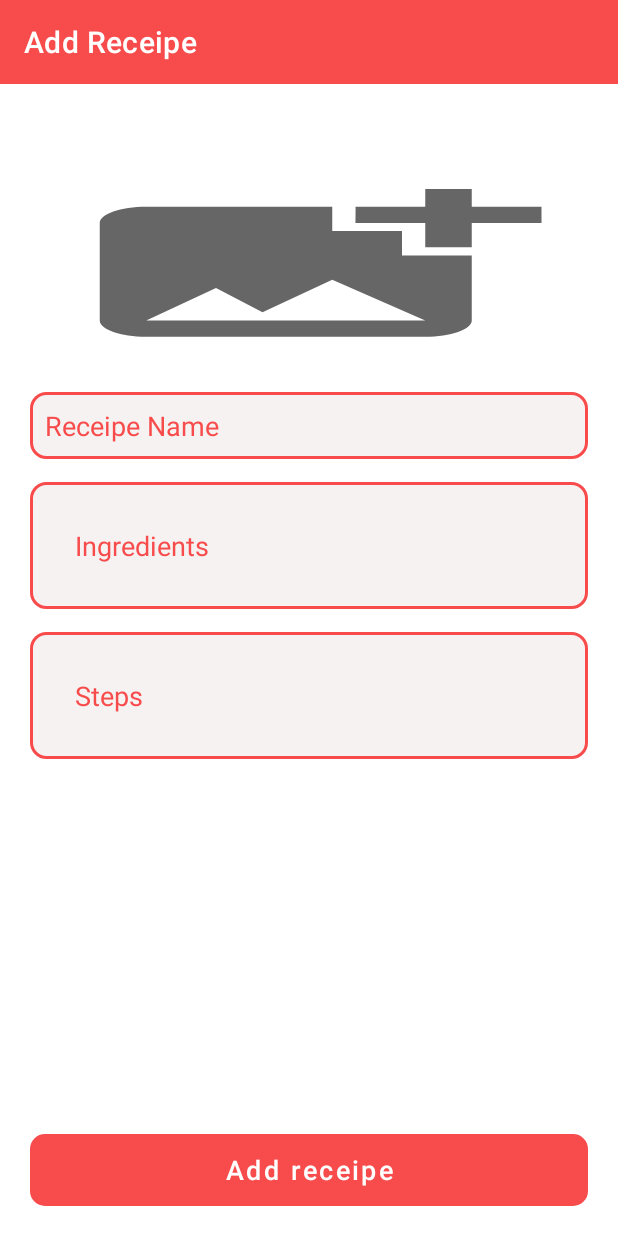
After one commit to rizalfadiaalfikri/Receipe-Food-App, an Android app: the AddReceipeActivity screen opened directly, with no data from a screen before it, on a phone screen of 412 x 824 dp. The commit adds this screen. Run offline under Robolectric (Android 15) with nearby library versions, the phone set to English and light mode, and no system bars.

Commit message:
AddReceipeActivity and save data to database

```diff
--- a/app/src/main/AndroidManifest.xml
+++ b/app/src/main/AndroidManifest.xml
@@ -2,7 +2,7 @@
 <manifest xmlns:android="http://schemas.android.com/apk/res/android"
     package="com.rizalfadiaalfikri.receipefood">
 
-    <uses-permission android:name="android.permission.INTERNET"/>
+    <uses-permission android:name="android.permission.INTERNET" />
 
     <application
         android:allowBackup="true"
@@ -13,7 +13,8 @@
         android:roundIcon="@mipmap/ic_launcher_round"
         android:supportsRtl="true"
         android:theme="@style/Theme.ReceipeFood">
-        <activity android:name=".Screens.Home.HomeActivity"></activity>
+        <activity android:name=".Screens.Form.AddReceipeActivity" android:parentActivityName=".Screens.Home.HomeActivity"></activity>
+        <activity android:name=".Screens.Home.HomeActivity" />
         <activity android:name=".Screens.SigninSignup.SignUpActivity" />
         <activity android:name=".Screens.SigninSignup.SignInActivity" />
         <activity android:name=".MainActivity" />
--- /dev/null
+++ b/app/src/main/java/com/rizalfadiaalfikri/receipefood/Screens/Form/AddReceipeActivity.java
@@ -0,0 +1,113 @@
+package com.rizalfadiaalfikri.receipefood.Screens.Form;
+
+import androidx.appcompat.app.AlertDialog;
+import androidx.appcompat.app.AppCompatActivity;
+import androidx.appcompat.widget.Toolbar;
+
+import android.app.ProgressDialog;
+import android.content.Intent;
+import android.os.Bundle;
+import android.util.Log;
+import android.view.View;
+import android.widget.Button;
+import android.widget.EditText;
+import android.widget.ProgressBar;
+import android.widget.Toast;
+
+import com.rizalfadiaalfikri.receipefood.R;
+import com.rizalfadiaalfikri.receipefood.Utils.Model.Receipes;
+import com.rizalfadiaalfikri.receipefood.Utils.RetrofitApi.ApiClient;
+import com.rizalfadiaalfikri.receipefood.Utils.RetrofitApi.ApiInterface;
+import com.rizalfadiaalfikri.receipefood.Utils.Session.SessionManager;
+
+import retrofit2.Call;
+import retrofit2.Callback;
+import retrofit2.Response;
+
+public class AddReceipeActivity extends AppCompatActivity {
+    private Toolbar mToolbar;
+
+    EditText ed_receipe_name, ed_receipe_ingredients, ed_receipe_steps;
+    Button btn_add_receipe;
+
+    SessionManager sessionManager;
+    ApiInterface apiInterface;
+
+    @Override
+    protected void onCreate(Bundle savedInstanceState) {
+        super.onCreate(savedInstanceState);
+        setContentView(R.layout.activity_add_receipe);
+
+        apiInterface = ApiClient.getClientApi().create(ApiInterface.class);
+        sessionManager = new SessionManager(getApplicationContext());
+
+        mToolbar = findViewById(R.id.toolbar);
+        setSupportActionBar(mToolbar);
+
+        initializefields();
+
+    }
+
+    private void initializefields() {
+
+        ed_receipe_name = findViewById(R.id.ed_receipe_name);
+        ed_receipe_ingredients = findViewById(R.id.ed_receipe_ingredients);
+        ed_receipe_steps = findViewById(R.id.ed_receipe_steps);
+        btn_add_receipe = findViewById(R.id.btn_add_receipe);
+
+        btn_add_receipe.setOnClickListener(new View.OnClickListener() {
+            @Override
+            public void onClick(View view) {
+                addNewReceipe();
+            }
+        });
+
+    }
+
+    private void addNewReceipe() {
+        String user_id = sessionManager.getUserId();
+        String receipe_name = ed_receipe_name.getText().toString();
+        String receipe_ingredients = ed_receipe_ingredients.getText().toString();
+        String receipe_steps = ed_receipe_steps.getText().toString();
+
+        Log.d("USERS", user_id);
+
+
+        if (receipe_name.isEmpty()) {
+            ed_receipe_name.setError("Please required name");
+        } else if (receipe_ingredients.isEmpty()) {
+            ed_receipe_ingredients.setError("Please required ingredients");
+        } else if (receipe_steps.isEmpty()) {
+            ed_receipe_steps.setError("Please required steps");
+        } else {
+            ProgressDialog dialog = new ProgressDialog(AddReceipeActivity.this);
+            dialog.setTitle("Adding new receipes ......");
+            dialog.setMessage("please wait");
+            dialog.setCanceledOnTouchOutside(false);
+            dialog.show();
+
+            Call<Receipes> call = apiInterface.addReceipes(Integer.parseInt(user_id), receipe_name, receipe_ingredients, receipe_steps);
+            call.enqueue(new Callback<Receipes>() {
+                @Override
+                public void onResponse(Call<Receipes> call, Response<Receipes> response) {
+                    if (response.body().getResponse().equals("ok")) {
+                        Toast.makeText(AddReceipeActivity.this, "Add new receipe is successfull", Toast.LENGTH_SHORT).show();
+                        Log.d("RECEIPE", "SUCCESSFULL");
+                        dialog.dismiss();
+                    } else if (response.body().getResponse().equals("failed")) {
+                        Toast.makeText(AddReceipeActivity.this, "Add new recipe is failed", Toast.LENGTH_SHORT).show();
+                        Log.d("RECEIPE", "FAILED");
+                        dialog.dismiss();
+                    }
+                }
+
+                @Override
+                public void onFailure(Call<Receipes> call, Throwable t) {
+
+                }
+            });
+        }
+
+
+    }
+}
--- a/app/src/main/java/com/rizalfadiaalfikri/receipefood/Utils/RetrofitApi/ApiInterface.java
+++ b/app/src/main/java/com/rizalfadiaalfikri/receipefood/Utils/RetrofitApi/ApiInterface.java
@@ -1,4 +1,6 @@
 package com.rizalfadiaalfikri.receipefood.Utils.RetrofitApi;
+
+import com.rizalfadiaalfikri.receipefood.Utils.Model.Receipes;
 
 import retrofit2.Call;
 import retrofit2.http.Field;
@@ -28,4 +30,19 @@ public interface ApiInterface {
             @Field("user_id") int user_id
     );
 
+    @FormUrlEncoded
+    @POST("update_profile.php")
+    Call<Users> updateProfile(
+            @Field("user_name") String user_name
+    );
+
+    @FormUrlEncoded
+    @POST("add_receipes.php")
+    Call<Receipes> addReceipes(
+            @Field("users_id") int user_id,
+            @Field("receipe_name") String receipe_name,
+            @Field("receipe_ingredients") String receipe_ingredients,
+            @Field("receipe_steps") String receipe_stpes
+    );
+
 }
--- /dev/null
+++ b/app/src/main/res/drawable/ic_baseline_add_24.xml
@@ -0,0 +1,5 @@
+<vector android:height="24dp" android:tint="#FFFFFF"
+    android:viewportHeight="24" android:viewportWidth="24"
+    android:width="24dp" xmlns:android="http://schemas.android.com/apk/res/android">
+    <path android:fillColor="@android:color/white" android:pathData="M19,13h-6v6h-2v-6H5v-2h6V5h2v6h6v2z"/>
+</vector>
--- /dev/null
+++ b/app/src/main/res/drawable/ic_baseline_add_photo_alternate_24.xml
@@ -0,0 +1,10 @@
+<vector xmlns:android="http://schemas.android.com/apk/res/android"
+    android:width="200dp"
+    android:height="70dp"
+    android:viewportWidth="24"
+    android:viewportHeight="24"
+    android:tint="?attr/colorControlNormal">
+  <path
+      android:fillColor="@android:color/white"
+      android:pathData="M19,7v2.99s-1.99,0.01 -2,0L17,7h-3s0.01,-1.99 0,-2h3L17,2h2v3h3v2h-3zM16,11L16,8h-3L13,5L5,5c-1.1,0 -2,0.9 -2,2v12c0,1.1 0.9,2 2,2h12c1.1,0 2,-0.9 2,-2v-8h-3zM5,19l3,-4 2,3 3,-4 4,5L5,19z"/>
+</vector>
--- /dev/null
+++ b/app/src/main/res/layout/activity_add_receipe.xml
@@ -0,0 +1,82 @@
+<?xml version="1.0" encoding="utf-8"?>
+<RelativeLayout xmlns:android="http://schemas.android.com/apk/res/android"
+    xmlns:app="http://schemas.android.com/apk/res-auto"
+    xmlns:tools="http://schemas.android.com/tools"
+    android:layout_width="match_parent"
+    android:layout_height="match_parent"
+    tools:context=".Screens.Form.AddReceipeActivity">
+    <com.google.android.material.appbar.AppBarLayout
+        android:layout_width="match_parent"
+        android:layout_height="wrap_content"
+        android:background="@color/primaryColor"
+        android:id="@+id/appBarLayout"
+        android:theme="@style/ThemeOverlay.AppCompat.Dark.ActionBar">
+        <androidx.appcompat.widget.Toolbar
+            android:layout_width="match_parent"
+            android:layout_height="wrap_content"
+            android:id="@+id/toolbar"
+            app:title="Add Receipe"
+            app:popupTheme="@style/Theme.AppCompat.Light"/>
+    </com.google.android.material.appbar.AppBarLayout>
+    <LinearLayout
+        android:layout_width="match_parent"
+        android:layout_height="wrap_content"
+        android:orientation="vertical"
+        android:layout_marginTop="70dp"
+        android:layout_below="@id/appBarLayout">
+
+        <ImageView
+            android:layout_width="match_parent"
+            android:layout_height="100dp"
+            android:src="@drawable/ic_baseline_add_photo_alternate_24"
+            android:scaleType="centerCrop"
+            android:layout_marginHorizontal="20dp"
+            android:layout_marginBottom="20dp"/>
+
+        <EditText
+            android:id="@+id/ed_receipe_name"
+            android:layout_width="match_parent"
+            android:layout_height="wrap_content"
+            android:layout_marginHorizontal="20dp"
+            android:layout_marginTop="15dp"
+            android:hint="Receipe Name"
+            android:background="@drawable/button_style_1"
+            android:padding="10dp"
+            android:inputType="text"
+            android:textColorHint="@color/primaryColor"/>
+        <EditText
+            android:id="@+id/ed_receipe_ingredients"
+            android:layout_width="match_parent"
+            android:layout_height="wrap_content"
+            android:layout_marginHorizontal="20dp"
+            android:layout_marginTop="15dp"
+            android:hint="Ingredients"
+            android:background="@drawable/button_style_1"
+            android:padding="30dp"
+            android:inputType="textMultiLine"
+            android:textColorHint="@color/primaryColor"/>
+        <EditText
+            android:id="@+id/ed_receipe_steps"
+            android:layout_width="match_parent"
+            android:layout_height="wrap_content"
+            android:layout_marginHorizontal="20dp"
+            android:layout_marginTop="15dp"
+            android:hint="Steps"
+            android:background="@drawable/button_style_1"
+            android:padding="30dp"
+            android:inputType="textMultiLine"
+            android:textColorHint="@color/primaryColor"/>
+    </LinearLayout>
+    <Button
+        android:id="@+id/btn_add_receipe"
+        android:layout_width="match_parent"
+        android:layout_height="wrap_content"
+        android:layout_marginHorizontal="20dp"
+        app:backgroundTint="@null"
+        android:background="@drawable/button_style_2"
+        android:text="Add receipe"
+        android:textAllCaps="false"
+        android:textSize="18sp"
+        android:layout_alignParentBottom="true"
+        android:layout_marginBottom="20dp"/>
+</RelativeLayout>
```
Also changed, not shown: app/src/main/java/com/rizalfadiaalfikri/receipefood/Screens/Fragment/MyReceipeFragment.java (+18 -1 lines), app/src/main/java/com/rizalfadiaalfikri/receipefood/Utils/Model/Receipes.java (added, +28 -0 lines), app/src/main/res/drawable/ic_photo_camera.xml (added, +13 -0 lines), app/src/main/res/layout/fragment_my_receipe.xml (+12 -6 lines).
